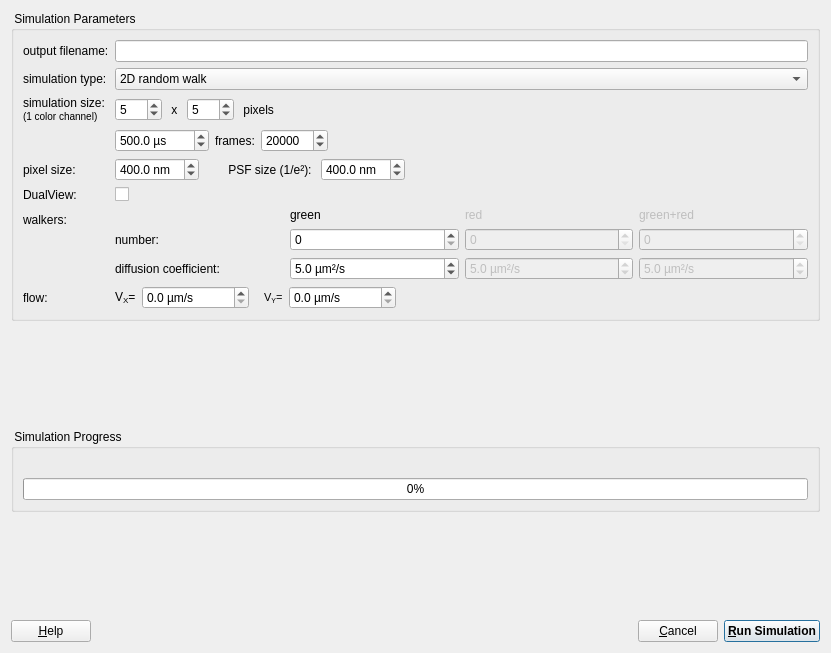
Before: the Qt Designer form plugins/imagingfcs/qfrdrimagingfcssimulator.ui in jkriege2/QuickFit3, drawn with Qt 5.
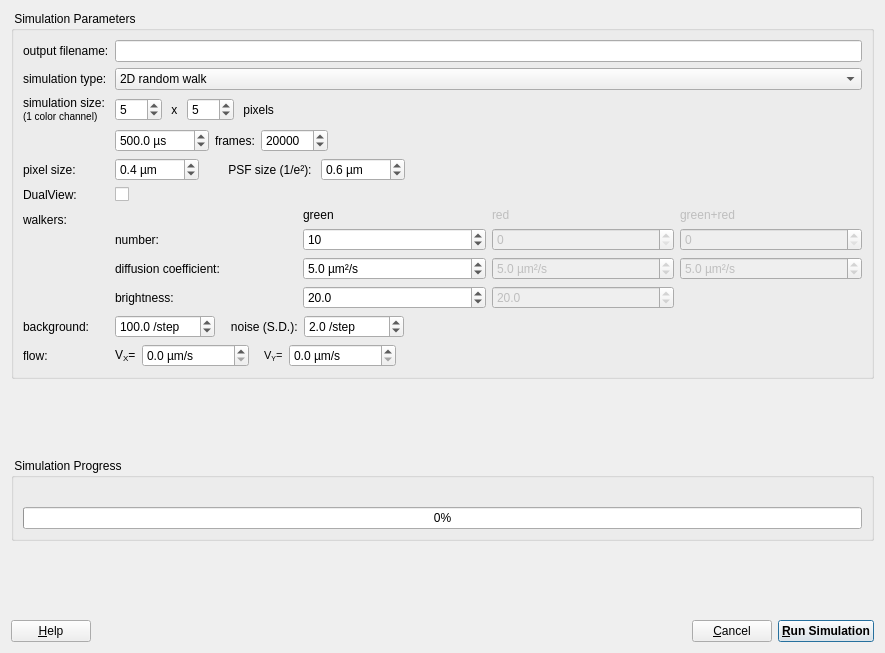
After: the same form once the commit is applied. Icons and pictures are not drawn. Custom widgets are drawn as their Qt base class.

```diff
--- a/plugins/imagingfcs/qfrdrimagingfcssimulator.ui
+++ b/plugins/imagingfcs/qfrdrimagingfcssimulator.ui
@@ -6,7 +6,7 @@
    <rect>
     <x>0</x>
     <y>0</y>
-    <width>831</width>
+    <width>885</width>
     <height>653</height>
    </rect>
   </property>
@@ -174,7 +174,11 @@
          </widget>
         </item>
         <item row="1" column="1">
-         <widget class="QSpinBox" name="spinWalkersG"/>
+         <widget class="QSpinBox" name="spinWalkersG">
+          <property name="value">
+           <number>10</number>
+          </property>
+         </widget>
         </item>
         <item row="1" column="2">
          <widget class="QSpinBox" name="spinWalkersR">
@@ -253,6 +257,54 @@
           </property>
          </widget>
         </item>
+        <item row="3" column="0">
+         <widget class="QLabel" name="label_19">
+          <property name="text">
+           <string>brightness:</string>
+          </property>
+         </widget>
+        </item>
+        <item row="3" column="1">
+         <widget class="QDoubleSpinBox" name="spinBrightnessG">
+          <property name="suffix">
+           <string/>
+          </property>
+          <property name="decimals">
+           <number>1</number>
+          </property>
+          <property name="maximum">
+           <double>10000.000000000000000</double>
+          </property>
+          <property name="singleStep">
+           <double>1.000000000000000</double>
+          </property>
+          <property name="value">
+           <double>20.000000000000000</double>
+          </property>
+         </widget>
+        </item>
+        <item row="3" column="2">
+         <widget class="QDoubleSpinBox" name="spinBrigthnessR">
+          <property name="enabled">
+           <bool>false</bool>
+          </property>
+          <property name="suffix">
+           <string/>
+          </property>
+          <property name="decimals">
+           <number>1</number>
+          </property>
+          <property name="maximum">
+           <double>10000.000000000000000</double>
+          </property>
+          <property name="singleStep">
+           <double>1.000000000000000</double>
+          </property>
+          <property name="value">
+           <double>20.000000000000000</double>
+          </property>
+         </widget>
+        </item>
        </layout>
       </item>
       <item row="7" column="0">
@@ -354,7 +406,7 @@
         <item>
          <widget class="QDoubleSpinBox" name="spinPixelSize">
           <property name="suffix">
-           <string> nm</string>
+           <string> µm</string>
           </property>
           <property name="decimals">
            <number>1</number>
@@ -366,7 +418,7 @@
            <double>10.000000000000000</double>
           </property>
           <property name="value">
-           <double>400.000000000000000</double>
+           <double>0.400000000000000</double>
           </property>
          </widget>
         </item>
@@ -380,7 +432,7 @@
         <item>
          <widget class="QDoubleSpinBox" name="spinPSFSize">
           <property name="suffix">
-           <string> nm</string>
+           <string> µm</string>
           </property>
           <property name="decimals">
            <number>1</number>
@@ -392,7 +444,7 @@
            <double>10.000000000000000</double>
           </property>
           <property name="value">
-           <double>400.000000000000000</double>
+           <double>0.600000000000000</double>
           </property>
          </widget>
         </item>
@@ -470,6 +522,75 @@
         </item>
        </layout>
       </item>
+      <item row="8" column="0">
+       <widget class="QLabel" name="label_20">
+        <property name="text">
+         <string>background:</string>
+        </property>
+       </widget>
+      </item>
+      <item row="8" column="1">
+       <layout class="QHBoxLayout" name="horizontalLayout_6">
+        <item>
+         <widget class="QDoubleSpinBox" name="spinBackground">
+          <property name="suffix">
+           <string> /step</string>
+          </property>
+          <property name="decimals">
+           <number>1</number>
+          </property>
+          <property name="maximum">
+           <double>10000.000000000000000</double>
+          </property>
+          <property name="singleStep">
+           <double>1.000000000000000</double>
+          </property>
+          <property name="value">
+           <double>100.000000000000000</double>
+          </property>
+         </widget>
+        </item>
+        <item>
+         <widget class="QLabel" name="label_21">
+          <property name="text">
+           <string>   noise (S.D.):</string>
+          </property>
+         </widget>
+        </item>
+        <item>
+         <widget class="QDoubleSpinBox" name="spinBackgroundNoise">
+          <property name="suffix">
+           <string> /step</string>
+          </property>
+          <property name="decimals">
+           <number>1</number>
+          </property>
+          <property name="maximum">
+           <double>10000.000000000000000</double>
+          </property>
+          <property name="singleStep">
+           <double>1.000000000000000</double>
+          </property>
+          <property name="value">
+           <double>2.000000000000000</double>
+          </property>
+         </widget>
+        </item>
+        <item>
+         <spacer name="horizontalSpacer_6">
+          <property name="orientation">
+           <enum>Qt::Horizontal</enum>
+          </property>
+          <property name="sizeHint" stdset="0">
+           <size>
+            <width>40</width>
+            <height>20</height>
+           </size>
+          </property>
+         </spacer>
+        </item>
+       </layout>
+      </item>
      </layout>
     </widget>
    </item>
```
Left out of the diff: 68 changed lines with no effect on the pictures.
